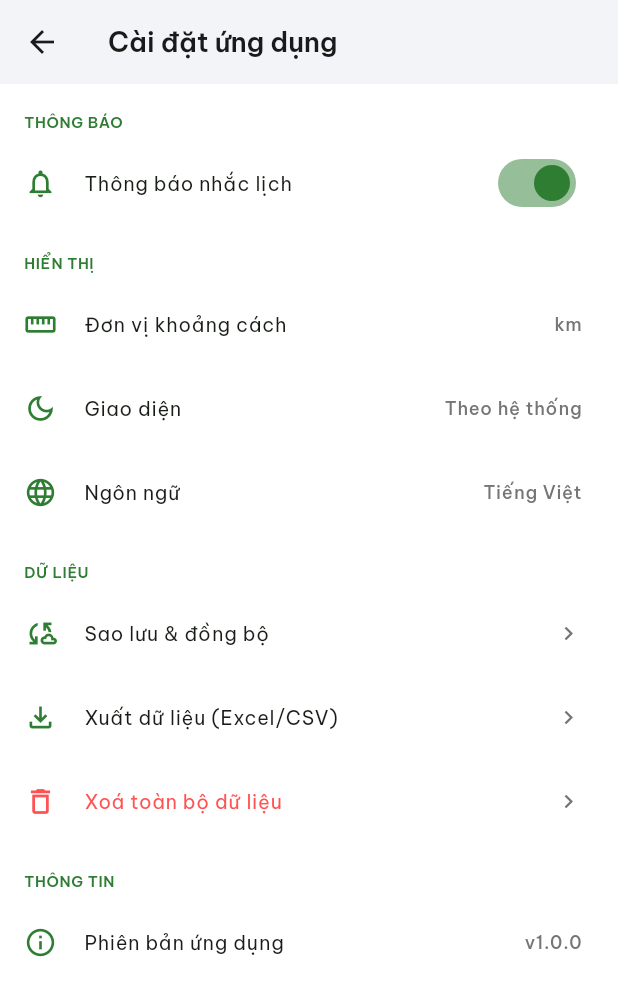
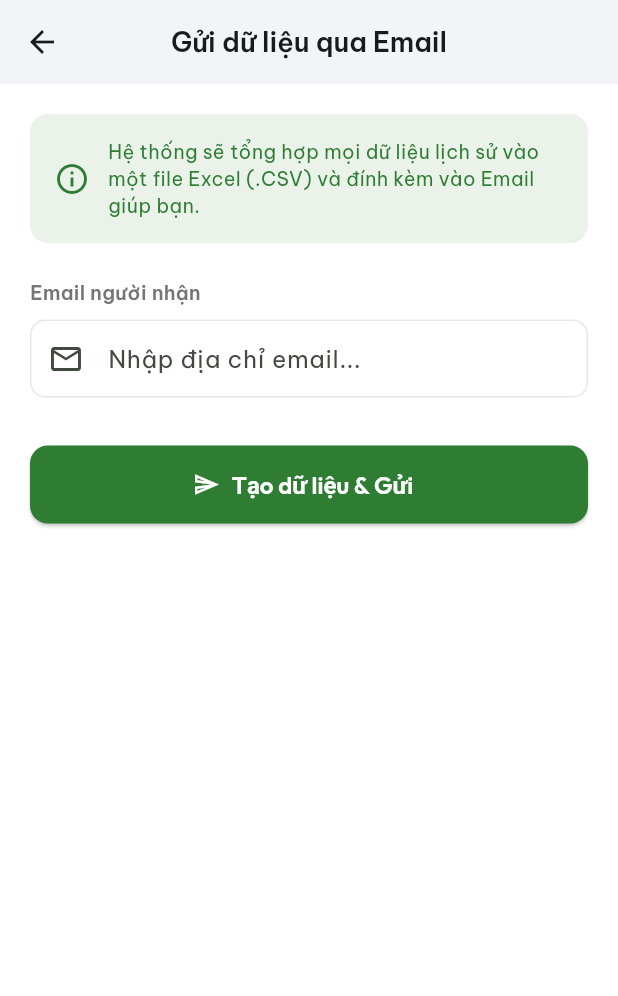
Before and after one commit to TranhaidangIT/MotoLog_Mobile, a Flutter app: the AppSettingsScreen screen opened directly, after a tap on "Xuất dữ liệu (Excel/CSV)", on a phone screen of 412 x 824 dp. Shown: the top 996 px of the screen. Run offline on Flutter 3.47's test engine with Material 3 defaults, Android fonts, the phone set to English and light mode, and no system bars; our stand-ins replace cached_network_image, cloud_firestore, firebase_auth, firebase_core, firebase_storage, fl_chart and 11 more; missing offline and left inert: flutter_email_sender; accounts and stored records are empty.

Commit message:
feat: complete assignment requirements, add export functionality, update location logic

```diff
--- a/lib/screens/app_settings_screen.dart
+++ b/lib/screens/app_settings_screen.dart
@@ -1,19 +1,20 @@
 import 'package:flutter/material.dart';
+import 'package:flutter_riverpod/flutter_riverpod.dart';
 import 'package:google_fonts/google_fonts.dart';
+import 'package:go_router/go_router.dart';
 import '../theme/app_theme.dart';
+import '../providers/settings_provider.dart';
+import '../providers/vehicle_provider.dart';
+import '../providers/auth_provider.dart';
+import 'export_data_screen.dart';
 
-class AppSettingsScreen extends StatefulWidget {
+class AppSettingsScreen extends ConsumerStatefulWidget {
   const AppSettingsScreen({super.key});
   @override
-  State<AppSettingsScreen> createState() => _AppSettingsScreenState();
+  ConsumerState<AppSettingsScreen> createState() => _AppSettingsScreenState();
 }
 
-class _AppSettingsScreenState extends State<AppSettingsScreen> {
-  bool _notifOn = true;
-  String _unit = 'km';
-  String _theme = 'Theo hệ thống';
-  String _language = 'Tiếng Việt';
-
+class _AppSettingsScreenState extends ConsumerState<AppSettingsScreen> {
   Widget _sectionTitle(String t) => Padding(
     padding: const EdgeInsets.fromLTRB(16, 18, 16, 6),
     child: Text(t.toUpperCase(), style: GoogleFonts.beVietnamPro(fontSize: 10, fontWeight: FontWeight.w600, color: AppColors.primary, letterSpacing: 0.4)),
@@ -43,9 +44,38 @@ class _AppSettingsScreenState extends State<AppSettingsScreen> {
     if (picked != null) onPicked(picked);
   }
 
+  Future<void> _deleteAllData() async {
+    final uid = ref.read(currentUserProvider)?.uid;
+    if (uid == null) return;
+
+    // Hiện thông báo đang xử lý
+    showDialog(
+      context: context,
+      barrierDismissible: false,
+      builder: (_) => const Center(child: CircularProgressIndicator()),
+    );
+
+    // Xóa tất cả các xe (Hàm delete trong vehicleNotifierProvider cũng xóa luôn dữ liệu trên Firestore)
+    final vehicles = await ref.read(vehicleNotifierProvider.future);
+    for (var v in vehicles) {
+      await ref.read(vehicleNotifierProvider.notifier).delete(v.id);
+    }
+
+    // Đăng xuất và điều hướng về trang Login
+    await ref.read(authNotifierProvider.notifier).signOut();
+    if (mounted) {
+      Navigator.pop(context); // Tắt loading
+      context.go('/login');
+    }
+  }
+
   @override
   Widget build(BuildContext context) {
+    final settings = ref.watch(settingsProvider);
+    final settingsNotifier = ref.read(settingsProvider.notifier);
+
     return Scaffold(
+      backgroundColor: AppColors.background,
       appBar: AppBar(title: const Text('Cài đặt ứng dụng'), leading: const BackButton()),
       body: ListView(
         padding: const EdgeInsets.only(bottom: 24),
@@ -54,32 +84,39 @@ class _AppSettingsScreenState extends State<AppSettingsScreen> {
           _tile(
             icon: Icons.notifications_outlined,
             title: 'Thông báo nhắc lịch',
-            trailing: Switch(value: _notifOn, activeColor: AppColors.primary, onChanged: (v) => setState(() => _notifOn = v)),
+            trailing: Switch(
+              value: settings.notifOn,
+              activeColor: AppColors.primary,
+              onChanged: (v) => settingsNotifier.updateNotifOn(v),
+            ),
           ),
 
           _sectionTitle('Hiển thị'),
           _tile(
             icon: Icons.straighten_outlined,
             title: 'Đơn vị khoảng cách',
-            trailing: Text(_unit, style: GoogleFonts.beVietnamPro(fontSize: 12, color: AppColors.textSecondary)),
-            onTap: () => _pickOption('Đơn vị', ['km', 'dặm (mi)'], _unit, (v) => setState(() => _unit = v)),
+            trailing: Text(settings.unit, style: GoogleFonts.beVietnamPro(fontSize: 12, color: AppColors.textSecondary)),
+            onTap: () => _pickOption('Đơn vị', ['km', 'dặm (mi)'], settings.unit, (v) => settingsNotifier.updateUnit(v)),
           ),
           _tile(
             icon: Icons.dark_mode_outlined,
             title: 'Giao diện',
-            trailing: Text(_theme, style: GoogleFonts.beVietnamPro(fontSize: 12, color: AppColors.textSecondary)),
-            onTap: () => _pickOption('Giao diện', ['Sáng', 'Tối', 'Theo hệ thống'], _theme, (v) => setState(() => _theme = v)),
+            trailing: Text(settings.theme, style: GoogleFonts.beVietnamPro(fontSize: 12, color: AppColors.textSecondary)),
+            onTap: () => _pickOption('Giao diện', ['Sáng', 'Tối', 'Theo hệ thống'], settings.theme, (v) => settingsNotifier.updateTheme(v)),
           ),
           _tile(
             icon: Icons.language_outlined,
             title: 'Ngôn ngữ',
-            trailing: Text(_language, style: GoogleFonts.beVietnamPro(fontSize: 12, color: AppColors.textSecondary)),
-            onTap: () => _pickOption('Ngôn ngữ', ['Tiếng Việt', 'English'], _language, (v) => setState(() => _language = v)),
+            trailing: Text(settings.language, style: GoogleFonts.beVietnamPro(fontSize: 12, color: AppColors.textSecondary)),
+            onTap: () => _pickOption('Ngôn ngữ', ['Tiếng Việt', 'English'], settings.language, (v) => settingsNotifier.updateLanguage(v)),
           ),
 
           _sectionTitle('Dữ liệu'),
-          _tile(icon: Icons.cloud_sync_outlined, title: 'Sao lưu & đồng bộ', onTap: () {}),
-          _tile(icon: Icons.file_download_outlined, title: 'Xuất dữ liệu (Excel/CSV)', onTap: () {}),
+          _tile(
+            icon: Icons.file_download_outlined,
+            title: 'Xuất dữ liệu (Excel/CSV)',
+            onTap: () => Navigator.push(context, MaterialPageRoute(builder: (_) => const ExportDataScreen())),
+          ),
           _tile(
             icon: Icons.delete_outline,
             title: 'Xoá toàn bộ dữ liệu',
@@ -87,11 +124,28 @@ class _AppSettingsScreenState extends State<AppSettingsScreen> {
             onTap: () => showDialog(
               context: context,
               builder: (ctx) => AlertDialog(
-                title: const Text('Xoá toàn bộ dữ liệu?'),
-                content: const Text('Hành động này không thể hoàn tác. Toàn bộ lịch sử xăng, bảo dưỡng, phụ tùng sẽ bị xoá.'),
+                title: const Text('Cảnh báo nguy hiểm!'),
+                content: Column(
+                  mainAxisSize: MainAxisSize.min,
+                  crossAxisAlignment: CrossAxisAlignment.start,
+                  children: [
+                    const Text('Hành động này không thể hoàn tác. Toàn bộ lịch sử xăng, bảo dưỡng, phụ tùng của TẤT CẢ các xe sẽ bị xoá hoàn toàn.'),
+                    const SizedBox(height: 12),
+                    Text(
+                      'Vui lòng ĐỒNG BỘ HOẶC XUẤT DỮ LIỆU qua tính năng (Xuất dữ liệu Excel/CSV) trước khi xoá, nếu không dữ liệu sẽ KHÔNG THỂ PHỤC HỒI!',
+                      style: GoogleFonts.beVietnamPro(fontWeight: FontWeight.w600, color: Colors.redAccent),
+                    ),
+                  ],
+                ),
                 actions: [
                   TextButton(onPressed: () => Navigator.pop(ctx), child: const Text('Hủy')),
-                  TextButton(onPressed: () => Navigator.pop(ctx), child: const Text('Xoá', style: TextStyle(color: Colors.redAccent))),
+                  TextButton(
+                    onPressed: () {
+                      Navigator.pop(ctx);
+                      _deleteAllData();
+                    },
+                    child: const Text('Đã hiểu, Xóa', style: TextStyle(color: Colors.redAccent)),
+                  ),
                 ],
               ),
             ),
--- /dev/null
+++ b/lib/screens/export_data_screen.dart
@@ -0,0 +1,164 @@
+import 'package:flutter/material.dart';
+import 'package:flutter_riverpod/flutter_riverpod.dart';
+import 'package:google_fonts/google_fonts.dart';
+import 'package:flutter_email_sender/flutter_email_sender.dart';
+import '../theme/app_theme.dart';
+import '../providers/auth_provider.dart';
+import '../data/services/data_export_service.dart';
+
+class ExportDataScreen extends ConsumerStatefulWidget {
+  const ExportDataScreen({super.key});
+
+  @override
+  ConsumerState<ExportDataScreen> createState() => _ExportDataScreenState();
+}
+
+class _ExportDataScreenState extends ConsumerState<ExportDataScreen> {
+  final _emailCtrl = TextEditingController();
+  bool _isLoading = false;
+
+  @override
+  void initState() {
+    super.initState();
+    final user = ref.read(currentUserProvider);
+    if (user != null && user.email != null) {
+      _emailCtrl.text = user.email!;
+    }
+  }
+
+  @override
+  void dispose() {
+    _emailCtrl.dispose();
+    super.dispose();
+  }
+
+  Future<void> _exportAndSend() async {
+    final email = _emailCtrl.text.trim();
+    if (email.isEmpty || !email.contains('@')) {
+      ScaffoldMessenger.of(context).showSnackBar(
+        const SnackBar(content: Text('Vui lòng nhập một email hợp lệ!'), backgroundColor: Colors.red),
+      );
+      return;
+    }
+
+    setState(() => _isLoading = true);
+
+    final uid = ref.read(currentUserProvider)?.uid;
+    if (uid == null) {
+      setState(() => _isLoading = false);
+      return;
+    }
+
+    // Tạo file CSV
+    final file = await DataExportService.generateCsvExport(uid);
+    setState(() => _isLoading = false);
+
+    if (file == null) {
+      if (mounted) {
+        ScaffoldMessenger.of(context).showSnackBar(
+          const SnackBar(content: Text('Không có dữ liệu để xuất!'), backgroundColor: Colors.orange),
+        );
+      }
+      return;
+    }
+
+    // Chuẩn bị gửi email
+    final Email emailConfig = Email(
+      body: 'Xin chào,\n\nĐây là file sao lưu toàn bộ dữ liệu (Xe, Nhật ký xăng, Bảo dưỡng, Phụ tùng) từ ứng dụng MotoLog.\nFile đính kèm có định dạng CSV, bạn có thể mở bằng Microsoft Excel hoặc Google Sheets.\n\nCảm ơn bạn đã sử dụng MotoLog!',
+      subject: 'MotoLog - Dữ liệu xuất (Export)',
+      recipients: [email],
+      attachmentPaths: [file.path],
+      isHTML: false,
+    );
+
+    try {
+      await FlutterEmailSender.send(emailConfig);
+      if (mounted) {
+        ScaffoldMessenger.of(context).showSnackBar(
+          SnackBar(content: const Text('Đã mở ứng dụng Mail để gửi file!'), backgroundColor: AppColors.primary),
+        );
+        Navigator.pop(context);
+      }
+    } catch (e) {
+      if (mounted) {
+        ScaffoldMessenger.of(context).showSnackBar(
+          SnackBar(
+            content: const Text('Lỗi: Không tìm thấy ứng dụng Mail nào trên máy. Vui lòng cài đặt và đăng nhập ứng dụng Mail trước.'),
+            backgroundColor: Colors.red,
+            duration: const Duration(seconds: 4),
+          ),
+        );
+      }
+    }
+  }
+
+  @override
+  Widget build(BuildContext context) {
+    return Scaffold(
+      backgroundColor: AppColors.background,
+      appBar: AppBar(
+        title: const Text('Gửi dữ liệu qua Email'),
+        centerTitle: true,
+        leading: const BackButton(),
+      ),
+      body: SingleChildScrollView(
+        padding: const EdgeInsets.all(20),
+        child: Column(
+          crossAxisAlignment: CrossAxisAlignment.start,
+          children: [
+            Container(
+              padding: const EdgeInsets.all(16),
+              decoration: BoxDecoration(
+                color: AppColors.primary.withValues(alpha: 0.1),
+                borderRadius: BorderRadius.circular(12),
+              ),
+              child: Row(
+                children: [
+                  const Icon(Icons.info_outline, color: AppColors.primary),
+                  const SizedBox(width: 12),
+                  Expanded(
+                    child: Text(
+                      'Hệ thống sẽ tổng hợp mọi dữ liệu lịch sử vào một file Excel (.CSV) và đính kèm vào Email giúp bạn.',
+                      style: GoogleFonts.beVietnamPro(fontSize: 13, color: AppColors.primary, height: 1.4),
+                    ),
+                  ),
+                ],
+              ),
+            ),
+            const SizedBox(height: 24),
+            Text('Email người nhận', style: GoogleFonts.beVietnamPro(fontSize: 13, fontWeight: FontWeight.w600, color: AppColors.textSecondary)),
+            const SizedBox(height: 8),
+            TextField(
+              controller: _emailCtrl,
+              keyboardType: TextInputType.emailAddress,
+              decoration: InputDecoration(
+                hintText: 'Nhập địa chỉ email...',
+                prefixIcon: const Icon(Icons.email_outlined),
+                border: OutlineInputBorder(borderRadius: BorderRadius.circular(12)),
+                filled: true,
+                fillColor: Colors.white,
+              ),
+            ),
+            const SizedBox(height: 32),
+            SizedBox(
+              width: double.infinity,
+              height: 52,
+              child: ElevatedButton.icon(
+                onPressed: _isLoading ? null : _exportAndSend,
+                icon: _isLoading ? const SizedBox.shrink() : const Icon(Icons.send_outlined),
+                label: _isLoading
+                    ? const SizedBox(width: 24, height: 24, child: CircularProgressIndicator(color: Colors.white, strokeWidth: 2))
+                    : Text('Tạo dữ liệu & Gửi', style: GoogleFonts.outfit(fontSize: 16, fontWeight: FontWeight.w600)),
+                style: ElevatedButton.styleFrom(
+                  backgroundColor: AppColors.primary,
+                  foregroundColor: Colors.white,
+                  shape: RoundedRectangleBorder(borderRadius: BorderRadius.circular(12)),
+                ),
+              ),
+            ),
+          ],
+        ),
+      ),
+    );
+  }
+}
--- a/lib/screens/garage/garage_screen.dart
+++ b/lib/screens/garage/garage_screen.dart
@@ -152,8 +152,10 @@ class GarageScreen extends ConsumerWidget {
                                 ? (vehicle.imageUrl!.startsWith('assets/')
                                     ? Image.asset(vehicle.imageUrl!,
                                         fit: BoxFit.contain)
-                                    : Image.file(File(vehicle.imageUrl!),
-                                        fit: BoxFit.contain))
+                                    : vehicle.imageUrl!.startsWith('http')
+                                        ? Image.network(vehicle.imageUrl!, fit: BoxFit.contain)
+                                        : Image.file(File(vehicle.imageUrl!),
+                                            fit: BoxFit.contain))
                                 : Padding(
                                     padding: const EdgeInsets.all(8),
                                     child: Image.asset(
--- a/pubspec.yaml
+++ b/pubspec.yaml
@@ -56,6 +56,10 @@ dependencies:
   permission_handler: ^12.0.3
   http: ^1.6.0
   url_launcher: ^6.3.2
+  csv: ^8.0.0
+  share_plus: ^13.1.0
+  path_provider: ^2.1.6
+  flutter_email_sender: ^10.0.1
 
 dev_dependencies:
   flutter_test:
```
Also changed, not shown: lib/data/services/data_export_service.dart (added, +71 -0 lines), lib/providers/settings_provider.dart (+58 -61 lines), lib/screens/document_edit_screen.dart (+13 -11 lines), lib/screens/fuel_log_screen.dart (+23 -55 lines), lib/screens/onboarding_screen.dart (+0 -9 lines), lib/services/location_service.dart (+17 -44 lines), pubspec.lock, 5 other files.
